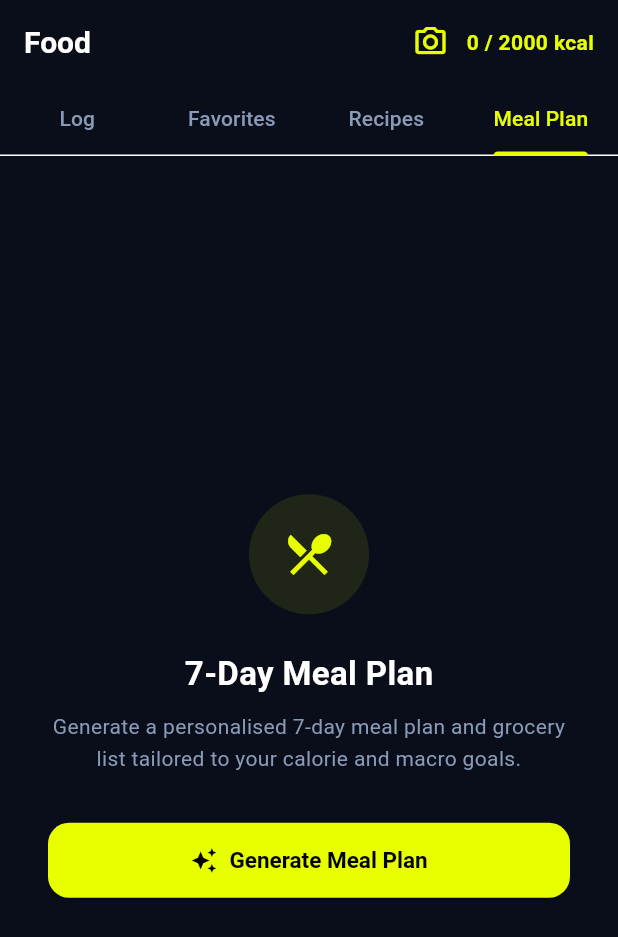
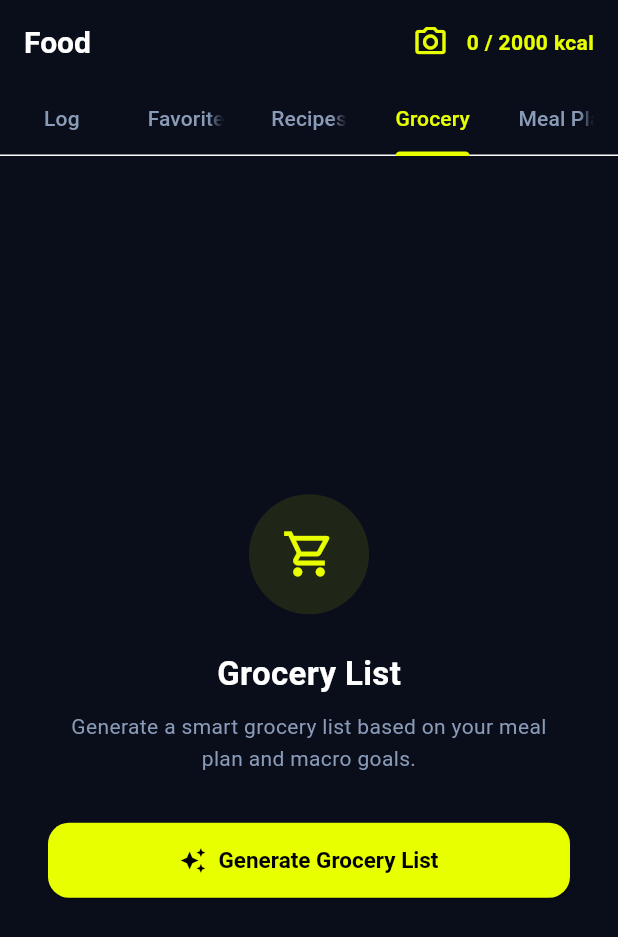
Before and after one commit to Sactownsfinest/SlayFit, a Flutter app: the FoodLogScreen widget shown alone on an empty page, opened directly, tab 4 chosen, on a phone screen of 412 x 824 dp. Shown: the top 937 px of the screen. Run offline on Flutter 3.47's test engine with Material 3 defaults, Android fonts, the phone set to English and light mode, and no system bars; our stand-ins replace audioplayers, cloud_firestore, firebase_auth, firebase_core, firebase_database, fl_chart and 15 more; missing offline and left inert: flutter_web_auth_2, mobile_scanner; accounts and stored records are empty; network calls fail; Roboto replaces fonts that are missing (Poppins).

Commit message:
v1.0.7 — Grocery tab, meal plan auto-log, fix build signing
- Split Food Log into 5 tabs: Log, Favorites, Recipes, Grocery, Meal Plan
- Checking a meal in Meal Plan now auto-adds it to today's food log
- Grocery list moved to its own dedicated tab with share + Instacart search
- Fixed build_apk.bat to always use debug signing and output to mobile/slayfit.apk

Co-Authored-By: Claude Sonnet 4.6 <noreply@anthropic.com>

```diff
--- a/mobile/lib/screens/food_log_screen.dart
+++ b/mobile/lib/screens/food_log_screen.dart
@@ -1,21 +1,17 @@
 import 'dart:async';
 import 'dart:convert';
 import 'package:flutter/material.dart';
-import 'package:flutter/services.dart';
 import 'package:flutter_riverpod/flutter_riverpod.dart';
 import 'package:http/http.dart' as http;
 import 'package:image_picker/image_picker.dart';
 import 'package:mobile_scanner/mobile_scanner.dart';
 import 'package:share_plus/share_plus.dart';
-import 'package:shared_preferences/shared_preferences.dart';
 import 'package:url_launcher/url_launcher.dart';
 import '../providers/food_provider.dart';
 import '../providers/meal_plan_provider.dart';
 import '../providers/recipe_provider.dart';
 import '../providers/user_provider.dart';
-import '../services/claude_service.dart';
 import '../main.dart';
-import 'grocery_list_screen.dart';
 
 class FoodLogScreen extends ConsumerStatefulWidget {
   const FoodLogScreen({Key? key}) : super(key: key);
@@ -31,7 +27,7 @@ class _FoodLogScreenState extends ConsumerState<FoodLogScreen>
   @override
   void initState() {
     super.initState();
-    _tabController = TabController(length: 4, vsync: this);
+    _tabController = TabController(length: 5, vsync: this);
   }
 
   @override
@@ -88,6 +84,7 @@ class _FoodLogScreenState extends ConsumerState<FoodLogScreen>
               Tab(text: 'Log'),
               Tab(text: 'Favorites'),
               Tab(text: 'Recipes'),
+              Tab(text: 'Grocery'),
               Tab(text: 'Meal Plan'),
             ],
           ),
@@ -99,6 +96,7 @@ class _FoodLogScreenState extends ConsumerState<FoodLogScreen>
           _FoodLogTab(food: food),
           const _FavoritesTab(),
           const _RecipesTab(),
+          const _GroceryTab(),
           const _MealPlanTab(),
         ],
       ),
@@ -3068,16 +3066,6 @@ class _MealPlanTab extends ConsumerStatefulWidget {
 class _MealPlanTabState extends ConsumerState<_MealPlanTab> {
   final _editCtrl = TextEditingController();
 
-  static const _categoryOrder = ['Produce', 'Protein', 'Dairy', 'Grains', 'Pantry', 'Other'];
-  static const _categoryIcons = {
-    'Produce': Icons.eco_outlined,
-    'Protein': Icons.set_meal_outlined,
-    'Dairy': Icons.local_drink_outlined,
-    'Grains': Icons.grain,
-    'Pantry': Icons.kitchen_outlined,
-    'Other': Icons.shopping_basket_outlined,
-  };
-
   @override
   void dispose() {
     _editCtrl.dispose();
@@ -3087,17 +3075,6 @@ class _MealPlanTabState extends ConsumerState<_MealPlanTab> {
   void _generate() {
     final p = ref.read(userProfileProvider);
     ref.read(mealPlanProvider.notifier).generatePlan(
-      calorieGoal: p.dailyCalorieGoal,
-      proteinG: p.proteinGoalG,
-      carbsG: p.carbsGoalG,
-      fatG: p.fatGoalG,
-      name: p.name.split(' ').first,
-    );
-  }
-
-  void _generateGroceries() {
-    final p = ref.read(userProfileProvider);
-    ref.read(mealPlanProvider.notifier).generateGroceries(
       calorieGoal: p.dailyCalorieGoal,
       proteinG: p.proteinGoalG,
       carbsG: p.carbsGoalG,
@@ -3159,57 +3136,54 @@ class _MealPlanTabState extends ConsumerState<_MealPlanTab> {
     }
   }
 
-  String _buildShareText(MealPlanState plan) {
-    final buf = StringBuffer('🛒 SlayFit Grocery List\n\n');
-    final grouped = <String, List<GroceryItem>>{};
-    for (final g in plan.groceries) {
-      final cat = _categoryOrder.contains(g.category) ? g.category : 'Other';
-      grouped.putIfAbsent(cat, () => []).add(g);
-    }
-    for (final cat in _categoryOrder) {
-      final items = grouped[cat];
-      if (items == null || items.isEmpty) continue;
-      buf.writeln('── $cat ──');
-      for (final item in items) {
-        buf.writeln('• ${item.name}${item.qty.isNotEmpty ? "  (${item.qty})" : ""}');
-      }
-      buf.writeln();
-    }
-    return buf.toString().trim();
-  }
-
-  Future<void> _openInstacart(String itemName) async {
-    final encoded = Uri.encodeComponent(itemName);
-    final uri = Uri.parse('https://www.instacart.com/store/s?k=$encoded');
-    if (!await launchUrl(uri, mode: LaunchMode.externalApplication)) {
-      if (mounted) {
+  MealType _toMealType(String type) {
+    switch (type.toLowerCase()) {
+      case 'breakfast': return MealType.breakfast;
+      case 'lunch':     return MealType.lunch;
+      case 'dinner':    return MealType.dinner;
+      default:          return MealType.snack;
+    }
+  }
+
+  void _logMeal(MealEntry meal) {
+    ref.read(foodLogProvider.notifier).addEntry(FoodEntry(
+      id: DateTime.now().millisecondsSinceEpoch.toString(),
+      name: meal.description,
+      calories: 0,
+      protein: 0,
+      carbs: 0,
+      fat: 0,
+      servingSize: 1,
+      servingUnit: 'serving',
+      meal: _toMealType(meal.mealType),
+      loggedAt: DateTime.now(),
+    ));
     ScaffoldMessenger.of(context).showSnackBar(
-          const SnackBar(content: Text('Could not open Instacart')),
-        );
-      }
-    }
+      SnackBar(
+        content: Text('Added "${meal.description}" to food log'),
+        backgroundColor: kCardDark,
+        behavior: SnackBarBehavior.floating,
+        duration: const Duration(seconds: 2),
+      ),
+    );
   }
 
   @override
   Widget build(BuildContext context) {
     final plan = ref.watch(mealPlanProvider);
 
-    if (plan.isGeneratingPlan || plan.isGeneratingGroceries) {
-      return Center(
+    if (plan.isGeneratingPlan) {
+      return const Center(
         child: Column(
           mainAxisAlignment: MainAxisAlignment.center,
           children: [
-            const CircularProgressIndicator(color: kNeonYellow),
-            const SizedBox(height: 20),
-            Text(
-              plan.isGeneratingPlan ? 'Building your meal plan…' : 'Generating grocery list…',
-              style: const TextStyle(color: kTextSecondary, fontSize: 14),
-            ),
-            const SizedBox(height: 6),
-            const Text(
-              'This takes about 30 seconds',
-              style: TextStyle(color: kTextSecondary, fontSize: 12),
-            ),
+            CircularProgressIndicator(color: kNeonYellow),
+            SizedBox(height: 20),
+            Text('Building your meal plan…',
+                style: TextStyle(color: kTextSecondary, fontSize: 14)),
+            SizedBox(height: 6),
+            Text('This takes about 30 seconds',
+                style: TextStyle(color: kTextSecondary, fontSize: 12)),
           ],
         ),
       );
@@ -3237,7 +3211,7 @@ class _MealPlanTabState extends ConsumerState<_MealPlanTab> {
               ),
               const SizedBox(height: 10),
               const Text(
-                'Generate a personalised 7-day meal plan and grocery list tailored to your calorie and macro goals.',
+                'Generate a personalised 7-day meal plan tailored to your calorie and macro goals. Check off meals to automatically add them to your food log.',
                 textAlign: TextAlign.center,
                 style: TextStyle(color: kTextSecondary, fontSize: 14, height: 1.5),
               ),
@@ -3267,13 +3241,6 @@ class _MealPlanTabState extends ConsumerState<_MealPlanTab> {
       );
     }
 
-    // Plan exists — build full content
-    final grouped = <String, List<GroceryItem>>{};
-    for (final g in plan.groceries) {
-      final cat = _categoryOrder.contains(g.category) ? g.category : 'Other';
-      grouped.putIfAbsent(cat, () => []).add(g);
-    }
-
     return ListView(
       padding: const EdgeInsets.fromLTRB(16, 12, 16, 100),
       children: [
@@ -3305,15 +3272,27 @@ class _MealPlanTabState extends ConsumerState<_MealPlanTab> {
                 ),
               ),
             ),
-            if (plan.hasGroceries) ...[
-              const SizedBox(width: 4),
-              IconButton(
-                onPressed: () => Share.share(_buildShareText(plan), subject: 'SlayFit Grocery List'),
-                icon: const Icon(Icons.share_outlined, color: kTextSecondary, size: 20),
-                tooltip: 'Share grocery list',
-              ),
-            ],
-          ],
+          ],
+        ),
+        const SizedBox(height: 8),
+        // Auto-log hint
+        Container(
+          padding: const EdgeInsets.symmetric(horizontal: 12, vertical: 8),
+          decoration: BoxDecoration(
+            color: kNeonYellow.withValues(alpha: 0.07),
+            borderRadius: BorderRadius.circular(8),
+            border: Border.all(color: kNeonYellow.withValues(alpha: 0.2)),
+          ),
+          child: const Row(children: [
+            Icon(Icons.info_outline, color: kNeonYellow, size: 14),
+            SizedBox(width: 8),
+            Expanded(
+              child: Text(
+                'Check off a meal to automatically add it to today\'s food log',
+                style: TextStyle(color: kTextSecondary, fontSize: 12),
+              ),
+            ),
+          ]),
         ),
         const SizedBox(height: 16),
 
@@ -3382,9 +3361,12 @@ class _MealPlanTabState extends ConsumerState<_MealPlanTab> {
                   final mc = _mealColor(meal.mealType);
                   return CheckboxListTile(
                     value: meal.checked,
-                    onChanged: (v) => ref
-                        .read(mealPlanProvider.notifier)
-                        .toggleMealCheck(dayIdx, mealIdx, v ?? false),
+                    onChanged: (v) {
+                      final checked = v ?? false;
+                      ref.read(mealPlanProvider.notifier)
+                          .toggleMealCheck(dayIdx, mealIdx, checked);
+                      if (checked) _logMeal(meal);
+                    },
                     activeColor: kNeonYellow,
                     checkColor: Colors.black,
                     contentPadding: const EdgeInsets.symmetric(horizontal: 4),
@@ -3418,10 +3400,191 @@ class _MealPlanTabState extends ConsumerState<_MealPlanTab> {
             ),
           );
         }),
+
+        if (plan.error != null) ...[
+          const SizedBox(height: 12),
+          Text(plan.error!, style: const TextStyle(color: Colors.redAccent, fontSize: 13)),
+        ],
+      ],
+    );
+  }
+}
+
+// ── Grocery Tab ────────────────────────────────────────────────────────────────
+
+class _GroceryTab extends ConsumerStatefulWidget {
+  const _GroceryTab();
+
+  @override
+  ConsumerState<_GroceryTab> createState() => _GroceryTabState();
+}
+
+class _GroceryTabState extends ConsumerState<_GroceryTab> {
+  static const _categoryOrder = ['Produce', 'Protein', 'Dairy', 'Grains', 'Pantry', 'Other'];
+  static const _categoryIcons = {
+    'Produce': Icons.eco_outlined,
+    'Protein': Icons.set_meal_outlined,
+    'Dairy': Icons.local_drink_outlined,
+    'Grains': Icons.grain,
+    'Pantry': Icons.kitchen_outlined,
+    'Other': Icons.shopping_basket_outlined,
+  };
+
+  void _generateGroceries() {
+    final p = ref.read(userProfileProvider);
+    ref.read(mealPlanProvider.notifier).generateGroceries(
+      calorieGoal: p.dailyCalorieGoal,
+      proteinG: p.proteinGoalG,
+      carbsG: p.carbsGoalG,
+      fatG: p.fatGoalG,
+      name: p.name.split(' ').first,
+    );
+  }
+
+  String _buildShareText(MealPlanState plan) {
+    final buf = StringBuffer('🛒 SlayFit Grocery List\n\n');
+    final grouped = <String, List<GroceryItem>>{};
+    for (final g in plan.groceries) {
+      final cat = _categoryOrder.contains(g.category) ? g.category : 'Other';
+      grouped.putIfAbsent(cat, () => []).add(g);
+    }
+    for (final cat in _categoryOrder) {
+      final items = grouped[cat];
+      if (items == null || items.isEmpty) continue;
+      buf.writeln('── $cat ──');
+      for (final item in items) {
+        buf.writeln('• ${item.name}${item.qty.isNotEmpty ? "  (${item.qty})" : ""}');
+      }
+      buf.writeln();
+    }
+    return buf.toString().trim();
+  }
+
+  Future<void> _openInstacart(String itemName) async {
+    final encoded = Uri.encodeComponent(itemName);
+    final uri = Uri.parse('https://www.instacart.com/store/s?k=$encoded');
+    if (!await launchUrl(uri, mode: LaunchMode.externalApplication)) {
+      if (mounted) {
+        ScaffoldMessenger.of(context).showSnackBar(
+          const SnackBar(content: Text('Could not open Instacart')),
+        );
+      }
+    }
+  }
+
+  @override
+  Widget build(BuildContext context) {
+    final plan = ref.watch(mealPlanProvider);
+
+    if (plan.isGeneratingGroceries) {
+      return const Center(
+        child: Column(
+          mainAxisAlignment: MainAxisAlignment.center,
+          children: [
+            CircularProgressIndicator(color: kNeonYellow),
+            SizedBox(height: 20),
+            Text('Generating grocery list…',
+                style: TextStyle(color: kTextSecondary, fontSize: 14)),
+            SizedBox(height: 6),
+            Text('This takes about 30 seconds',
+                style: TextStyle(color: kTextSecondary, fontSize: 12)),
+          ],
+        ),
+      );
+    }
+
+    if (!plan.hasGroceries) {
+      return Center(
+        child: Padding(
+          padding: const EdgeInsets.all(32),
+          child: Column(
+            mainAxisAlignment: MainAxisAlignment.center,
+            children: [
+              Container(
+                width: 80, height: 80,
+                decoration: BoxDecoration(
+                  color: kNeonYellow.withValues(alpha: 0.1),
+                  shape: BoxShape.circle,
+                ),
+                child: const Icon(Icons.shopping_cart_outlined, color: kNeonYellow, size: 36),
+              ),
+              const SizedBox(height: 24),
+              const Text(
+                'Grocery List',
+                style: TextStyle(color: kTextPrimary, fontWeight: FontWeight.bold, fontSize: 22),
+              ),
+              const SizedBox(height: 10),
+              const Text(
+                'Generate a smart grocery list based on your meal plan and macro goals.',
+                textAlign: TextAlign.center,
+                style: TextStyle(color: kTextSecondary, fontSize: 14, height: 1.5),
+              ),
+              if (plan.error != null) ...[
                 const SizedBox(height: 16),
-
-        // Grocery list
-        if (plan.hasGroceries) ...[
+                Text(plan.error!, style: const TextStyle(color: Colors.redAccent, fontSize: 13)),
+              ],
+              const SizedBox(height: 32),
+              SizedBox(
+                width: double.infinity,
+                child: ElevatedButton.icon(
+                  onPressed: _generateGroceries,
+                  icon: const Icon(Icons.auto_awesome, size: 18),
+                  label: const Text('Generate Grocery List',
+                      style: TextStyle(fontWeight: FontWeight.bold)),
+                  style: ElevatedButton.styleFrom(
+                    backgroundColor: kNeonYellow,
+                    foregroundColor: Colors.black,
+                    padding: const EdgeInsets.symmetric(vertical: 16),
+                    shape: RoundedRectangleBorder(borderRadius: BorderRadius.circular(14)),
+                  ),
+                ),
+              ),
+            ],
+          ),
+        ),
+      );
+    }
+
+    final grouped = <String, List<GroceryItem>>{};
+    for (final g in plan.groceries) {
+      final cat = _categoryOrder.contains(g.category) ? g.category : 'Other';
+      grouped.putIfAbsent(cat, () => []).add(g);
+    }
+
+    return ListView(
+      padding: const EdgeInsets.fromLTRB(16, 12, 16, 100),
+      children: [
+        // Action row
+        Row(
+          children: [
+            Expanded(
+              child: OutlinedButton.icon(
+                onPressed: _generateGroceries,
+                icon: const Icon(Icons.refresh, size: 16),
+                label: const Text('Regenerate'),
+                style: OutlinedButton.styleFrom(
+                  foregroundColor: kTextSecondary,
+                  side: const BorderSide(color: Color(0xFF2A3550)),
+                  shape: RoundedRectangleBorder(borderRadius: BorderRadius.circular(10)),
+                ),
+              ),
+            ),
+            const SizedBox(width: 8),
+            Expanded(
+              child: OutlinedButton.icon(
+                onPressed: () => Share.share(_buildShareText(plan), subject: 'SlayFit Grocery List'),
+                icon: const Icon(Icons.share_outlined, size: 16),
+                label: const Text('Share List'),
+                style: OutlinedButton.styleFrom(
+                  foregroundColor: kNeonYellow,
+                  side: const BorderSide(color: kNeonYellow),
+                  shape: RoundedRectangleBorder(borderRadius: BorderRadius.circular(10)),
+                ),
+              ),
+            ),
+          ],
+        ),
+        const SizedBox(height: 12),
         Container(
           margin: const EdgeInsets.only(bottom: 12),
           padding: const EdgeInsets.symmetric(horizontal: 14, vertical: 10),
@@ -3441,14 +3604,6 @@ class _MealPlanTabState extends ConsumerState<_MealPlanTab> {
             ),
           ]),
         ),
-          const Row(children: [
-            Icon(Icons.shopping_cart_outlined, color: kNeonYellow, size: 16),
-            SizedBox(width: 6),
-            Text('Grocery List',
-                style: TextStyle(
-                    color: kTextPrimary, fontWeight: FontWeight.bold, fontSize: 15)),
-          ]),
-          const SizedBox(height: 10),
         for (final cat in _categoryOrder)
           if (grouped.containsKey(cat)) ...[
             _MpCategoryHeader(cat, _categoryIcons[cat] ?? Icons.shopping_basket_outlined),
@@ -3461,18 +3616,6 @@ class _MealPlanTabState extends ConsumerState<_MealPlanTab> {
                 )),
             const SizedBox(height: 8),
           ],
-        ] else ...[
-          OutlinedButton.icon(
-            onPressed: _generateGroceries,
-            icon: const Icon(Icons.shopping_cart_outlined, size: 16),
-            label: const Text('Generate Grocery List'),
-            style: OutlinedButton.styleFrom(
-              foregroundColor: kNeonYellow,
-              side: const BorderSide(color: kNeonYellow),
-              shape: RoundedRectangleBorder(borderRadius: BorderRadius.circular(10)),
-            ),
-          ),
-        ],
 
         if (plan.error != null) ...[
           const SizedBox(height: 12),
```
Also changed, not shown: 1 other file. Lines whose indentation alone changed are shown as unchanged.
